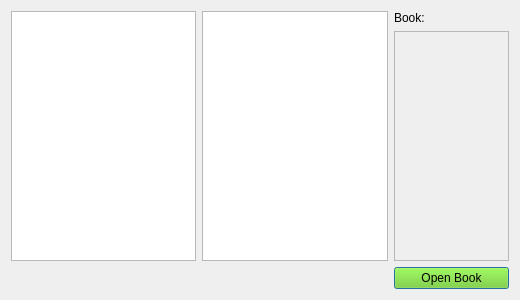
First picture: the form in ui/bookBrowser.ui, repository farinc/book-tracker-python, before the edit.
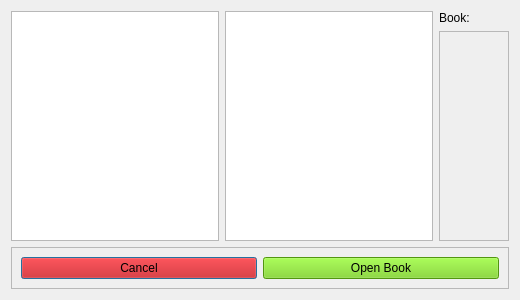
Second picture: the form after the edit.

Commit message:
Modified the book browser to have a cancel button. Also tweaked the main window to have suffix units for dimensions and the cost displayed in a read-only line edit with a dollar prefix.
Added a reset function, inactive function, and active function for the
ui. Also included tweaks for the upcoming json loading.

The edit to the form file:
```diff
--- a/ui/bookBrowser.ui
+++ b/ui/bookBrowser.ui
@@ -14,13 +14,6 @@
    <string>Dialog</string>
   </property>
   <layout class="QGridLayout" name="gridLayout">
-   <item row="0" column="2">
-    <widget class="QLabel" name="label">
-     <property name="text">
-      <string>Book:</string>
-     </property>
-    </widget>
-   </item>
    <item row="0" column="0" rowspan="2">
     <layout class="QHBoxLayout" name="horizontalLayout" stretch="0,0">
      <property name="sizeConstraint">
@@ -50,8 +43,29 @@
      </item>
     </layout>
    </item>
-   <item row="2" column="2">
-    <widget class="QPushButton" name="openButton">
+   <item row="2" column="0" colspan="3">
+    <widget class="QFrame" name="frame">
+     <property name="frameShape">
+      <enum>QFrame::StyledPanel</enum>
+     </property>
+     <property name="frameShadow">
+      <enum>QFrame::Raised</enum>
+     </property>
+     <layout class="QHBoxLayout" name="horizontalLayout_2">
+      <item>
+       <widget class="QPushButton" name="buttonCancel">
+        <property name="styleSheet">
+         <string notr="true">#buttonCancel {
+	background-color: rgb(204, 0, 0);
+}</string>
+        </property>
+        <property name="text">
+         <string>Cancel</string>
+        </property>
+       </widget>
+      </item>
+      <item>
+       <widget class="QPushButton" name="buttonOpen">
      <property name="enabled">
       <bool>true</bool>
      </property>
@@ -142,9 +156,9 @@
         <colorrole role="Base">
          <brush brushstyle="SolidPattern">
           <color alpha="255">
-           <red>255</red>
-           <green>255</green>
-           <blue>255</blue>
+              <red>115</red>
+              <green>210</green>
+              <blue>22</blue>
           </color>
          </brush>
         </colorrole>
@@ -288,9 +302,9 @@
         <colorrole role="Base">
          <brush brushstyle="SolidPattern">
           <color alpha="255">
-           <red>255</red>
-           <green>255</green>
-           <blue>255</blue>
+              <red>115</red>
+              <green>210</green>
+              <blue>22</blue>
           </color>
          </brush>
         </colorrole>
@@ -497,19 +511,33 @@
        </disabled>
       </palette>
      </property>
+        <property name="styleSheet">
+         <string notr="true">#buttonOpen {
+	background-color: rgb(115, 210, 22);
+}</string>
+        </property>
      <property name="text">
       <string>Open Book</string>
      </property>
     </widget>
    </item>
-   <item row="1" column="2">
+     </layout>
+    </widget>
+   </item>
+   <item row="1" column="1" colspan="2">
     <widget class="QPlainTextEdit" name="plainTextEdit">
      <property name="enabled">
       <bool>false</bool>
      </property>
      <property name="plainText">
-      <string>
-</string>
+      <string/>
+     </property>
+    </widget>
+   </item>
+   <item row="0" column="1">
+    <widget class="QLabel" name="label">
+     <property name="text">
+      <string>Book:</string>
      </property>
     </widget>
    </item>
```
Lines whose indentation alone changed are shown as unchanged. The commit also changes 3 other files.
